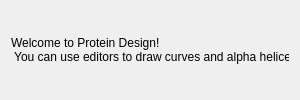
This is form/SEProteinDesignAppGUI.ui in VictoriaGross/ProteinDesignGraphic as Qt 5 draws it before an edit. The edited form follows.
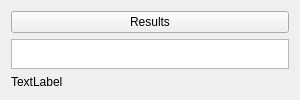
This is the edited form.

Commit message: form for results

Diff of the .ui file:
```diff
--- a/form/SEProteinDesignAppGUI.ui
+++ b/form/SEProteinDesignAppGUI.ui
@@ -20,11 +20,20 @@
    <string/>
   </property>
   <layout class="QVBoxLayout" name="verticalLayout">
+   <item>
+    <widget class="QPushButton" name="pushButton">
+     <property name="text">
+      <string>Results</string>
+     </property>
+    </widget>
+   </item>
+   <item>
+    <widget class="QTableView" name="table"/>
+   </item>
    <item>
     <widget class="QLabel" name="label">
      <property name="text">
-      <string>Welcome to Protein Design! 
- You can use editors to draw curves and alpha helices.</string>
+      <string>TextLabel</string>
      </property>
     </widget>
    </item>
```
